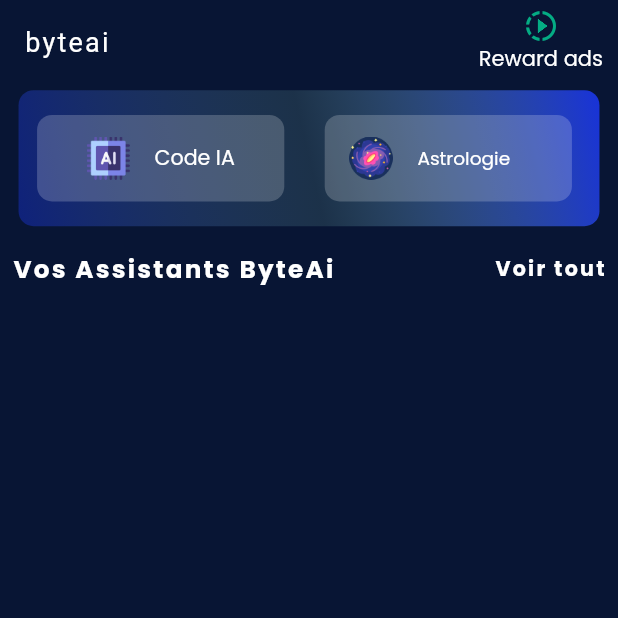
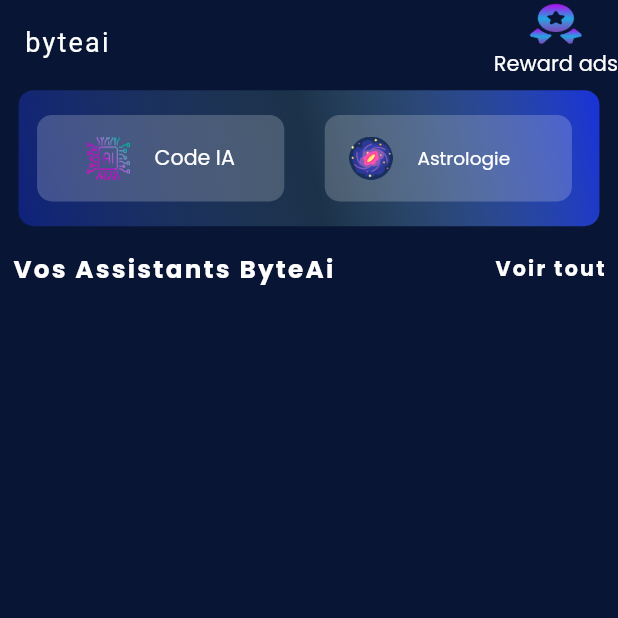
Before and after one commit to Mouaddiguoug/byteai, a Flutter app: the HomeScreen screen opened directly, after a tap on "Reward ads", on a phone screen of 412 x 824 dp, the top half of it. Run offline on Flutter 3.47's test engine with Material 2 defaults, Android fonts, the phone set to English and light mode, and no system bars; our stand-ins replace animated_text_kit, cached_network_image, carousel_slider, convex_bottom_bar, device_info_plus, firebase_auth and 19 more; missing offline and left inert: android_id, dart:ffi, flutter_share, image_downloader, launch_review, purchases_flutter and 1 more; accounts and stored records are empty; network calls fail; project files that could hold a hidden picture were left out.

Commit message:
20-07-23

```diff
--- a/lib/res/assets_res.dart
+++ b/lib/res/assets_res.dart
@@ -5,6 +5,7 @@
 class AssetsRes {
   static const String PLUGIN_NAME = 'byteai';
   static const String PLUGIN_VERSION = '1.0.5+9';
+  static const String AI = 'assets/icons/ai.png';
   static const String ARROW = 'assets/icons/arrow.svg';
   static const String ASTROLOGY = 'assets/icons/astrology.png';
   static const String CHAT_GPT_ICON = 'assets/icons/chat_gpt_icon.png';
@@ -32,9 +33,9 @@ class AssetsRes {
   static const String INACTIVE_IC_HOME = 'assets/icons/inactive_ic_home.svg';
   static const String INACTIVE_IC_IMAGE = 'assets/icons/inactive_ic_image.svg';
   static const String INACTIVE_IC_SETTING = 'assets/icons/inactive_ic_setting.svg';
+  static const String REWARD = 'assets/icons/reward.png';
   static const String SEND = 'assets/icons/send.png';
   static const String VVV = 'assets/icons/vvv.svg';
-  static const String AI = 'assets/images/ai.png';
   static const String ANOTHERBG = 'assets/images/anotherbg.png';
   static const String ANOTHERBG_CROPPED = 'assets/images/anotherbg_cropped.png';
   static const String ASTROLOGYICON = 'assets/images/astrologyIcon.png';
--- a/lib/ui/home/home_screen.dart
+++ b/lib/ui/home/home_screen.dart
@@ -80,18 +80,14 @@ class HomeScreen extends StatelessWidget {
                       },
                     );
                   },
-                  child: Padding(
-                    padding:
-                        const EdgeInsets.only(right: 10, top: 5, bottom: 5),
-                    child: Column(
-                      children: [
-                        Icon(
-                          Icons.slow_motion_video_outlined,
-                          color: ConstantColors.primary,
-                        ),
-                        const Expanded(child: Text("Reward ads"))
-                      ],
-                    ),
+                  child: Column(
+                    children: [
+                      Image.asset(
+                        AssetsRes.REWARD,
+                        width: 30.sp,
+                      ),
+                      const Expanded(child: Text("Reward ads"))
+                    ],
                   ),
                 )
               ]),
--- a/lib/ui/profile_update/profile_update_screen.dart
+++ b/lib/ui/profile_update/profile_update_screen.dart
@@ -48,7 +48,7 @@ class ProfileUpdateScreen extends StatelessWidget {
                         ),
                       ),
                       Padding(
-                        padding: EdgeInsets.all(20.sp),
+                        padding: EdgeInsets.all(8.sp),
                         child: Container(
                           margin: EdgeInsets.only(top: 10.h),
                           decoration: BoxDecoration(
--- a/lib/ui/setting/setting_screen.dart
+++ b/lib/ui/setting/setting_screen.dart
@@ -76,7 +76,6 @@ class SettingScreen extends StatelessWidget {
                             color: ConstantColors.background,
                             borderRadius: BorderRadius.circular(30)
                           ),
-                          height: 150.h,
                           child: Column(
                             children: [
                               SizedBox(height: 10.h,),
--- a/lib/ui/text_to_image/text_to_image_screen.dart
+++ b/lib/ui/text_to_image/text_to_image_screen.dart
@@ -75,9 +75,8 @@ class TextToImageScreen extends StatelessWidget {
                   padding: const EdgeInsets.only(right: 10, top: 5, bottom: 5),
                   child: Column(
                     children: [
-                      Icon(
-                        Icons.slow_motion_video_outlined,
-                        color: ConstantColors.primary,
+                      Image.asset(
+                        AssetsRes.REWARD
                       ),
                       const Expanded(child: Text("Reward ads"))
                     ],
--- a/pubspec.yaml
+++ b/pubspec.yaml
@@ -131,6 +131,7 @@ flutter:
     - assets/icons/inactive_ic_home.svg
     - assets/icons/inactive_ic_image.svg
     - assets/icons/inactive_ic_setting.svg
+    - assets/icons/reward.png
     - assets/icons/send.png
     - assets/icons/vvv.svg
     - assets/images/ai.png
```
Also changed, not shown: assets/icons/reward.png (added), assets/images/playstore.png, assets/images/splash_logo_new.png.
